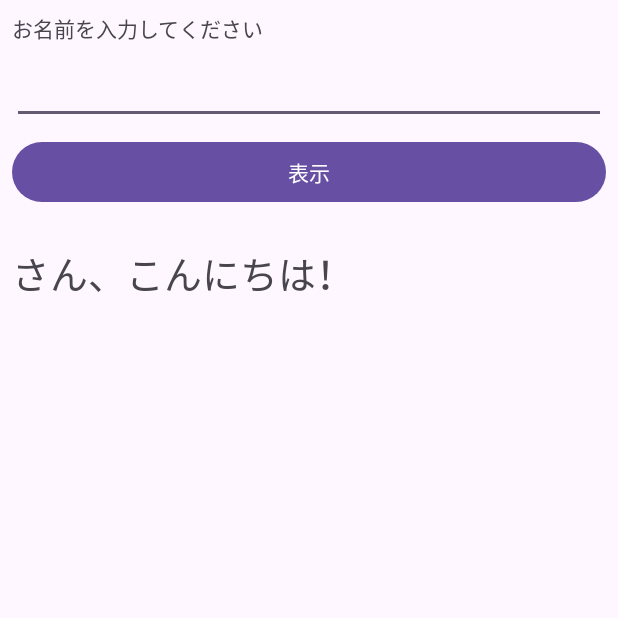
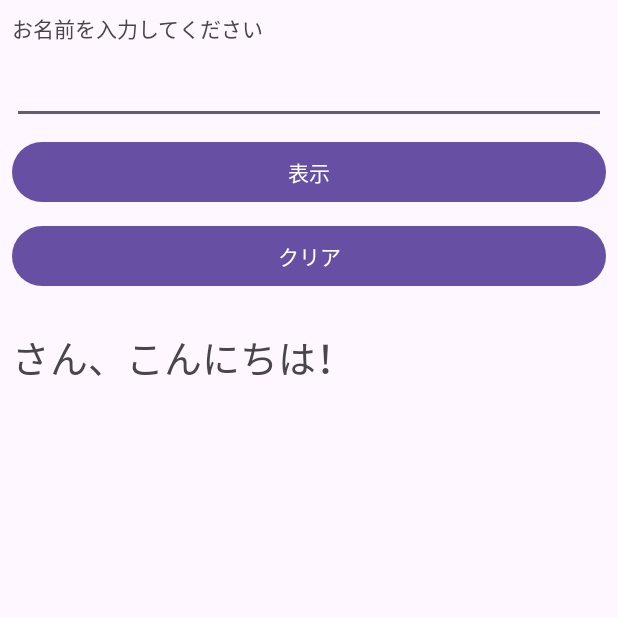
Before and after one commit to piny940/kotlin-android-basic, an Android app: the screen it shows after launch (MainActivity), after a tap on "表示", on a phone screen of 412 x 824 dp, the top half of it. Run offline under Robolectric (Android 15) with nearby library versions, the light colour scheme and no system bars.

Commit message:
クリアボタンを作成

```diff
--- a/HelloSample/app/src/main/java/com/example/hellosample/MainActivity.kt
+++ b/HelloSample/app/src/main/java/com/example/hellosample/MainActivity.kt
@@ -12,16 +12,29 @@ class MainActivity : AppCompatActivity() {
         super.onCreate(savedInstanceState)
         setContentView(R.layout.activity_main)
 
-        val buttonEl = findViewById<Button>(R.id.btClick)
-        buttonEl.setOnClickListener(HelloListener())
+        val btClick = findViewById<Button>(R.id.btClick)
+        btClick.setOnClickListener(HelloListener())
+
+        val btClear = findViewById<Button>(R.id.btClear)
+        btClear.setOnClickListener(HelloListener())
     }
 
     private inner class HelloListener : View.OnClickListener {
-        override fun onClick(view: View?) {
+        override fun onClick(view: View) {
             val input = findViewById<EditText>(R.id.etName)
             val output = findViewById<TextView>(R.id.tvOutput)
-            val inputStr = input.text.toString()
-            output.text = inputStr + "さん、こんにちは！"
+
+            when(view.id) {
+                R.id.btClick -> {
+                    val inputStr = input.text.toString()
+                    output.text = inputStr + "さん、こんにちは！"
+                }
+                R.id.btClear -> {
+                    input.setText("")
+                    output.text = ""
+                }
+            }
+
         }
     }
 }
--- a/HelloSample/app/src/main/res/layout/activity_main.xml
+++ b/HelloSample/app/src/main/res/layout/activity_main.xml
@@ -22,6 +22,12 @@
         android:id="@+id/btClick"
         android:layout_marginTop="8dp"
         android:text="@string/bt_click" />
+    <Button
+        android:layout_width="match_parent"
+        android:layout_height="wrap_content"
+        android:id="@+id/btClear"
+        android:layout_marginTop="8dp"
+        android:text="@string/bt_clear" />
 
     <TextView
         android:layout_width="match_parent"
--- a/HelloSample/app/src/main/res/values/strings.xml
+++ b/HelloSample/app/src/main/res/values/strings.xml
@@ -2,4 +2,5 @@
     <string name="app_name">イベントとリスナサンプル</string>
     <string name="tv_name">お名前を入力してください</string>
     <string name="bt_click">表示</string>
+    <string name="bt_clear">クリア</string>
 </resources>
```
